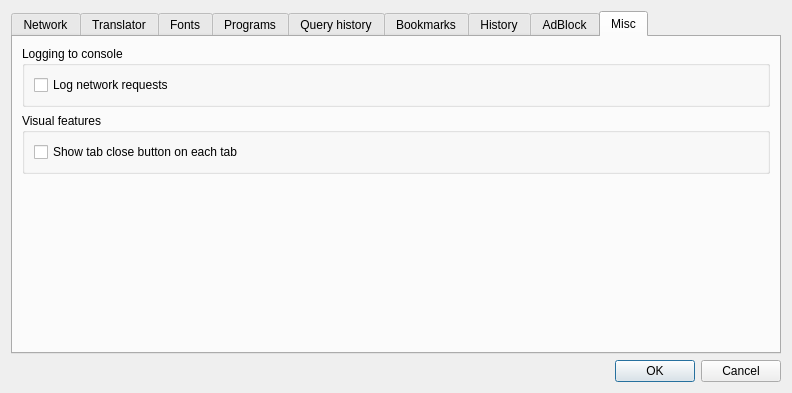
This is trunk/settingsdlg.ui in kernel1024/jpreader as Qt 5 draws it before an edit. The edited form follows.
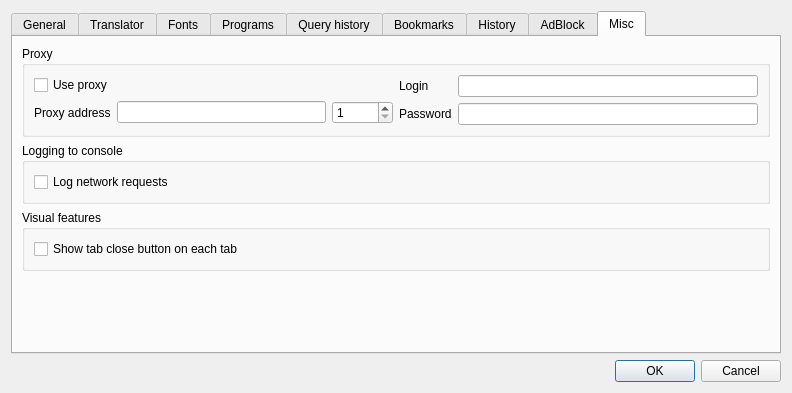
This is the edited form. The open tabs and pages were chosen to show the change. Custom widgets are drawn as their Qt base class.

Commit message: HTTP proxy support.

Patch:
```diff
--- a/trunk/settingsdlg.ui
+++ b/trunk/settingsdlg.ui
@@ -21,7 +21,7 @@
      </property>
      <widget class="QWidget" name="widget">
       <attribute name="title">
-       <string>Network</string>
+       <string>General</string>
       </attribute>
       <layout class="QVBoxLayout" name="verticalLayout_13">
        <item>
@@ -962,7 +962,84 @@
       <attribute name="title">
        <string>Misc</string>
       </attribute>
-      <layout class="QVBoxLayout" name="verticalLayout_16">
+      <layout class="QVBoxLayout" name="verticalLayout_17">
+       <item>
+        <widget class="QGroupBox" name="groupBox_8">
+         <property name="title">
+          <string>Proxy</string>
+         </property>
+         <layout class="QHBoxLayout" name="horizontalLayout_19">
+          <item>
+           <layout class="QVBoxLayout" name="verticalLayout_16">
+            <item>
+             <widget class="QCheckBox" name="checkUseProxy">
+              <property name="text">
+               <string>Use proxy</string>
+              </property>
+             </widget>
+            </item>
+            <item>
+             <layout class="QHBoxLayout" name="horizontalLayout_18">
+              <item>
+               <widget class="QLabel" name="label_20">
+                <property name="text">
+                 <string>Proxy address</string>
+                </property>
+                <property name="buddy">
+                 <cstring>editProxyHost</cstring>
+                </property>
+               </widget>
+              </item>
+              <item>
+               <widget class="QLineEdit" name="editProxyHost"/>
+              </item>
+              <item>
+               <widget class="QSpinBox" name="spinProxyPort">
+                <property name="minimum">
+                 <number>1</number>
+                </property>
+                <property name="maximum">
+                 <number>65535</number>
+                </property>
+               </widget>
+              </item>
+             </layout>
+            </item>
+           </layout>
+          </item>
+          <item>
+           <layout class="QFormLayout" name="formLayout_5">
+            <item row="0" column="0">
+             <widget class="QLabel" name="label_21">
+              <property name="text">
+               <string>Login</string>
+              </property>
+              <property name="buddy">
+               <cstring>editProxyLogin</cstring>
+              </property>
+             </widget>
+            </item>
+            <item row="0" column="1">
+             <widget class="QLineEdit" name="editProxyLogin"/>
+            </item>
+            <item row="1" column="0">
+             <widget class="QLabel" name="label_22">
+              <property name="text">
+               <string>Password</string>
+              </property>
+              <property name="buddy">
+               <cstring>editProxyPassword</cstring>
+              </property>
+             </widget>
+            </item>
+            <item row="1" column="1">
+             <widget class="QLineEdit" name="editProxyPassword"/>
+            </item>
+           </layout>
+          </item>
+         </layout>
+        </widget>
+       </item>
        <item>
         <widget class="QGroupBox" name="groupBox_6">
          <property name="title">
```
Left out of the diff: 92 changed lines with no effect on the pictures. The commit also changes 5 other files.
